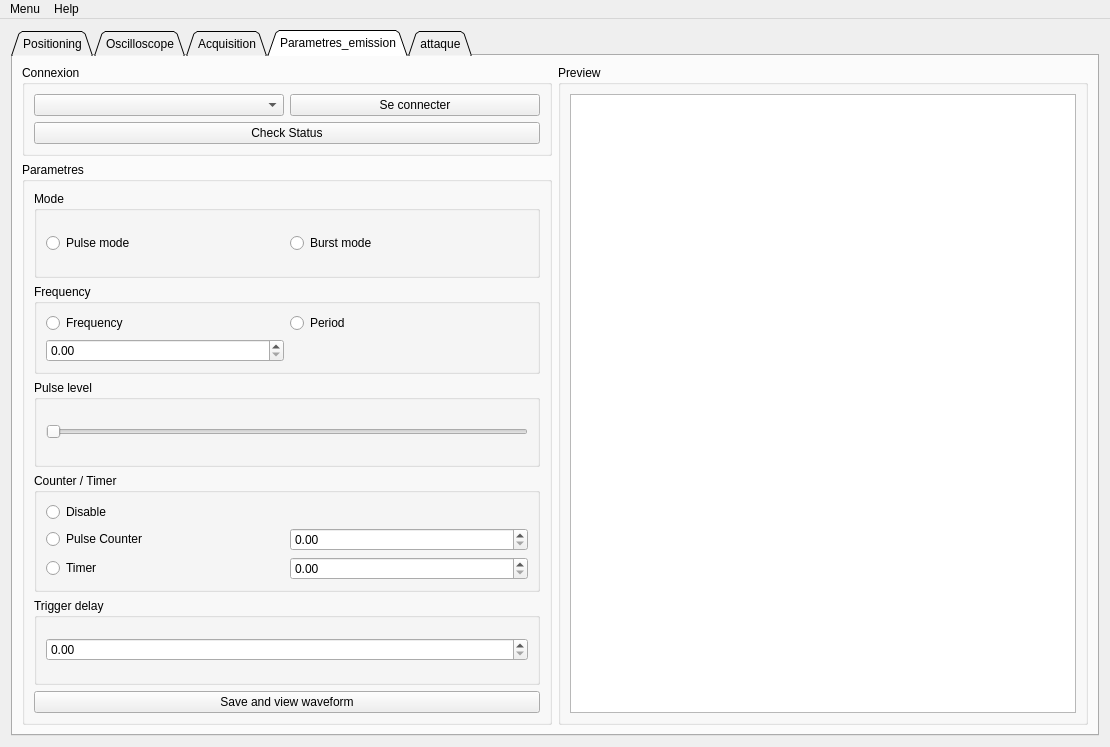
Above: ui/main.ui from GuillaumeFcr/SCA-Studio before the change. Below: the same form after it.
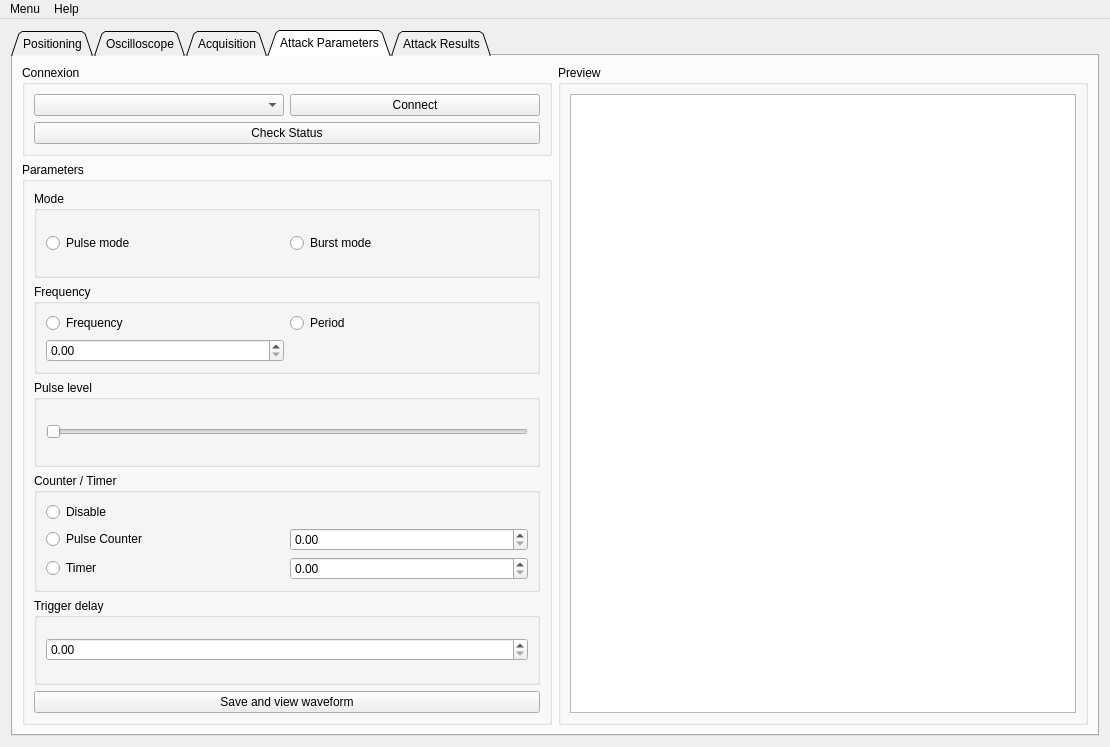
That is the form after the change.

Commit message: Changements_noms_boutons

```diff
--- a/ui/main.ui
+++ b/ui/main.ui
@@ -1608,7 +1608,7 @@
         <string>Param_emission</string>
        </property>
        <attribute name="title">
-        <string>Parametres_emission</string>
+        <string>Attack Parameters</string>
        </attribute>
        <attribute name="toolTip">
         <string>Paramétrage d'une attaque</string>
@@ -1634,7 +1634,7 @@
                <item>
                 <widget class="QPushButton" name="pushButton_2">
                  <property name="text">
-                  <string>Se connecter</string>
+                  <string>Connect</string>
                  </property>
                 </widget>
                </item>
@@ -1659,7 +1659,7 @@
              </sizepolicy>
             </property>
             <property name="title">
-             <string>Parametres</string>
+             <string>Parameters</string>
             </property>
             <layout class="QVBoxLayout" name="verticalLayout_7">
              <item>
@@ -1829,7 +1829,7 @@
         <string>Results_emission</string>
        </property>
        <attribute name="title">
-        <string>attaque</string>
+        <string>Attack Results</string>
        </attribute>
        <attribute name="toolTip">
         <string>Visualisation des résultats</string>
```
Left out of the diff: 28 changed lines with no effect on the pictures.
